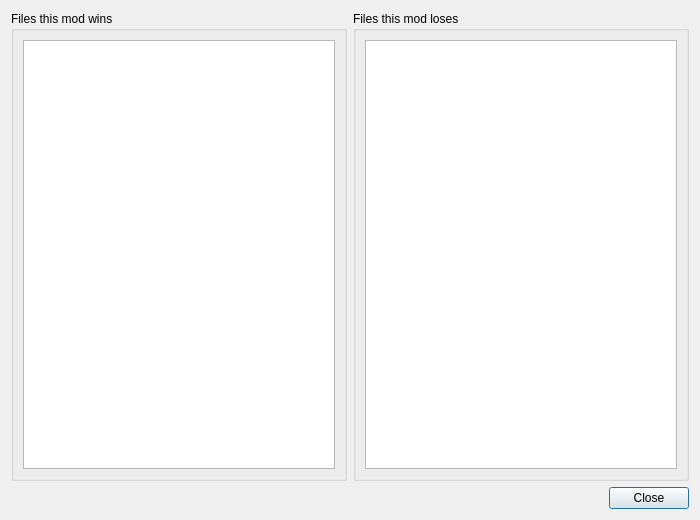
First picture: the form in src/ui/conflictdetaildialog.ui, repository C-Nucifora/limo, before the edit.
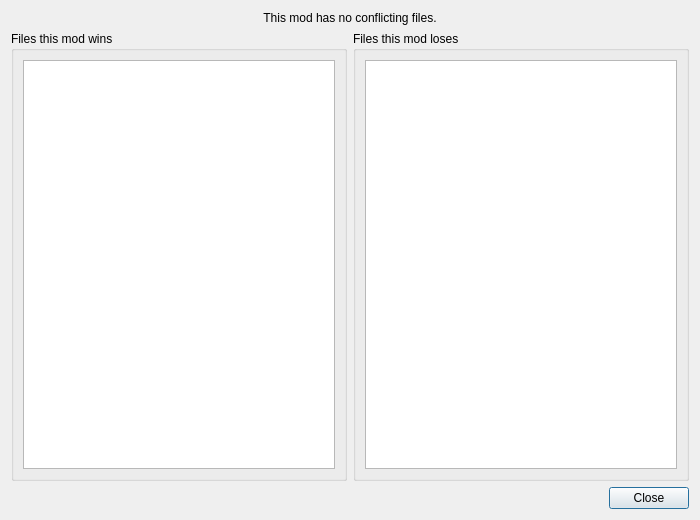
Second picture: the form after the edit.

```diff
--- a/src/ui/conflictdetaildialog.ui
+++ b/src/ui/conflictdetaildialog.ui
@@ -14,6 +14,19 @@
    <string>Conflict Detail</string>
   </property>
   <layout class="QVBoxLayout" name="main_layout">
+   <item>
+    <widget class="QLabel" name="no_conflicts_label">
+     <property name="text">
+      <string>This mod has no conflicting files.</string>
+     </property>
+     <property name="alignment">
+      <set>Qt::AlignCenter</set>
+     </property>
+     <property name="visible">
+      <bool>false</bool>
+     </property>
+    </widget>
+   </item>
    <item>
     <layout class="QHBoxLayout" name="lists_layout">
      <item>
```
